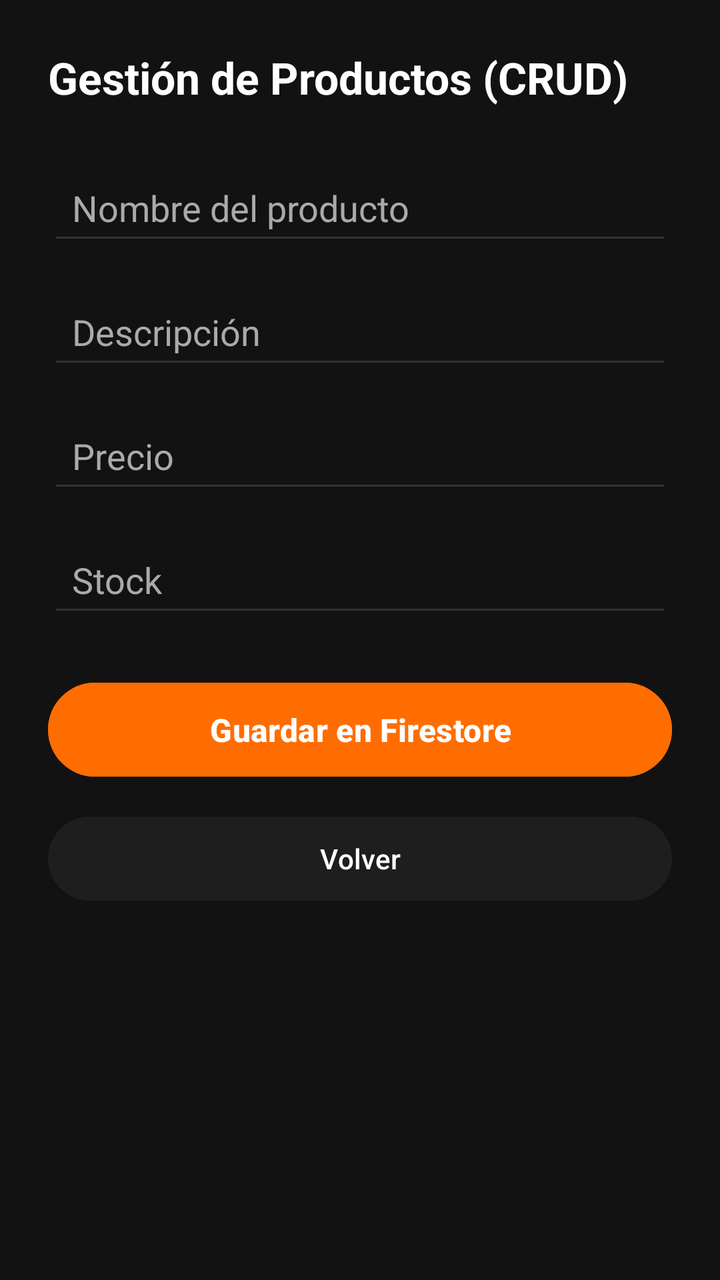
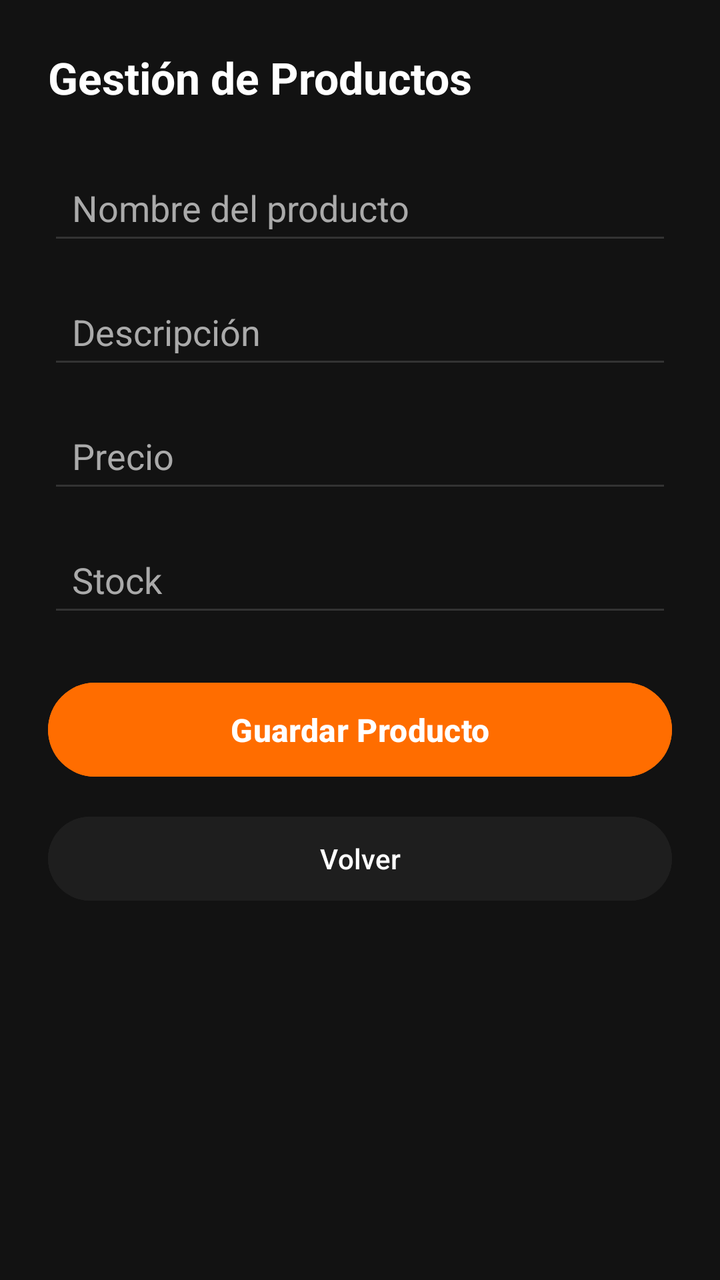

An Android layout rendered at two revisions. The XML below is the earlier revision; the diff shows what the commit changed to produce the second picture.
<!-- AndroidManifest.xml: application theme Theme.MotoGearColombia -->
<!-- res/layout/activity_product_crud.xml -->
<?xml version="1.0" encoding="utf-8"?>
<ScrollView xmlns:android="http://schemas.android.com/apk/res/android"
    android:layout_width="match_parent"
    android:layout_height="match_parent"
    android:background="#121212"
    android:fillViewport="true">

    <LinearLayout
        android:layout_width="match_parent"
        android:layout_height="wrap_content"
        android:orientation="vertical"
        android:padding="24dp">

        <TextView
            android:layout_width="wrap_content"
            android:layout_height="wrap_content"
            android:text="Gestión de Productos (CRUD)"
            android:textColor="#FFFFFF"
            android:textSize="22sp"
            android:textStyle="bold"
            android:layout_marginBottom="24dp"/>

        <EditText
            android:id="@+id/etNombre"
            android:layout_width="match_parent"
            android:layout_height="50dp"
            android:backgroundTint="#333333"
            android:textColor="#FFFFFF"
            android:textColorHint="#AAAAAA"
            android:hint="Nombre del producto"
            android:paddingHorizontal="12dp"
            android:layout_marginBottom="12dp"/>

        <EditText
            android:id="@+id/etDescripcion"
            android:layout_width="match_parent"
            android:layout_height="50dp"
            android:backgroundTint="#333333"
            android:textColor="#FFFFFF"
            android:textColorHint="#AAAAAA"
            android:hint="Descripción"
            android:paddingHorizontal="12dp"
            android:layout_marginBottom="12dp"/>

        <EditText
            android:id="@+id/etPrecio"
            android:layout_width="match_parent"
            android:layout_height="50dp"
            android:backgroundTint="#333333"
            android:textColor="#FFFFFF"
            android:textColorHint="#AAAAAA"
            android:hint="Precio"
            android:inputType="numberDecimal"
            android:paddingHorizontal="12dp"
            android:layout_marginBottom="12dp"/>

        <EditText
            android:id="@+id/etStock"
            android:layout_width="match_parent"
            android:layout_height="50dp"
            android:backgroundTint="#333333"
            android:textColor="#FFFFFF"
            android:textColorHint="#AAAAAA"
            android:hint="Stock"
            android:inputType="number"
            android:paddingHorizontal="12dp"
            android:layout_marginBottom="24dp"/>

        <Button
            android:id="@+id/btnGuardarProducto"
            android:layout_width="match_parent"
            android:layout_height="55dp"
            android:backgroundTint="#FF6D00"
            android:text="Guardar en Firestore"
            android:textColor="#FFFFFF"
            android:textSize="16sp"
            android:textStyle="bold"
            android:layout_marginBottom="12dp"/>

        <Button
            android:id="@+id/btnVolverDashboard"
            android:layout_width="match_parent"
            android:layout_height="50dp"
            android:backgroundTint="#1E1E1E"
            android:text="Volver"
            android:textColor="#FFFFFF"
            android:textSize="14sp"/>

    </LinearLayout>
</ScrollView>
<!-- resources referenced by this layout -->
<resources>
  <style name="Theme.MotoGearColombia" parent="Theme.Material3.DayNight.NoActionBar">
          
          <item name="colorPrimary">@color/accent_orange</item>
          
          <item name="android:windowBackground">@color/primary_dark</item>
      </style>
  <color name="accent_orange">#FF6D00</color>
  <color name="primary_dark">#121212</color>
</resources>

<!-- the commit's change to res/layout/activity_product_crud.xml (unified diff, before → after) -->
@@ -2,6 +2,7 @@
 <ScrollView xmlns:android="http://schemas.android.com/apk/res/android"
     android:layout_width="match_parent"
     android:layout_height="match_parent"
+    android:fitsSystemWindows="true"
     android:background="#121212"
     android:fillViewport="true">
 
@@ -14,7 +15,7 @@
         <TextView
             android:layout_width="wrap_content"
             android:layout_height="wrap_content"
-            android:text="Gestión de Productos (CRUD)"
+            android:text="Gestión de Productos"
             android:textColor="#FFFFFF"
             android:textSize="22sp"
             android:textStyle="bold"
@@ -71,7 +72,7 @@
             android:layout_width="match_parent"
             android:layout_height="55dp"
             android:backgroundTint="#FF6D00"
-            android:text="Guardar en Firestore"
+            android:text="Guardar Producto"
             android:textColor="#FFFFFF"
             android:textSize="16sp"
             android:textStyle="bold"
